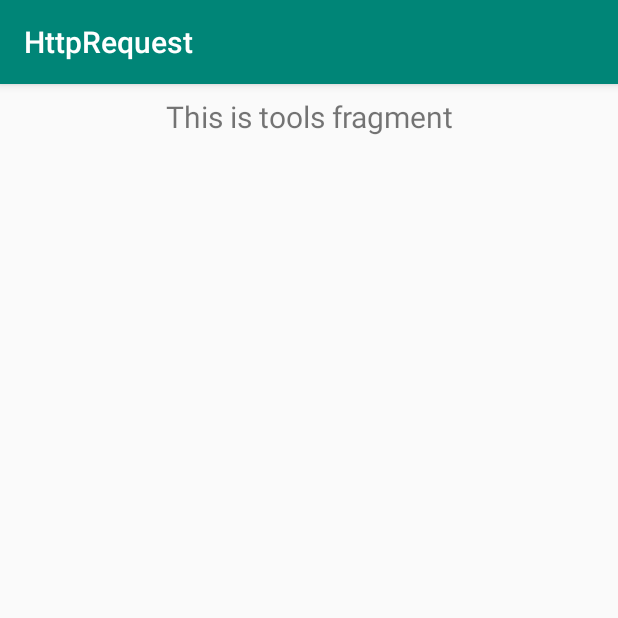
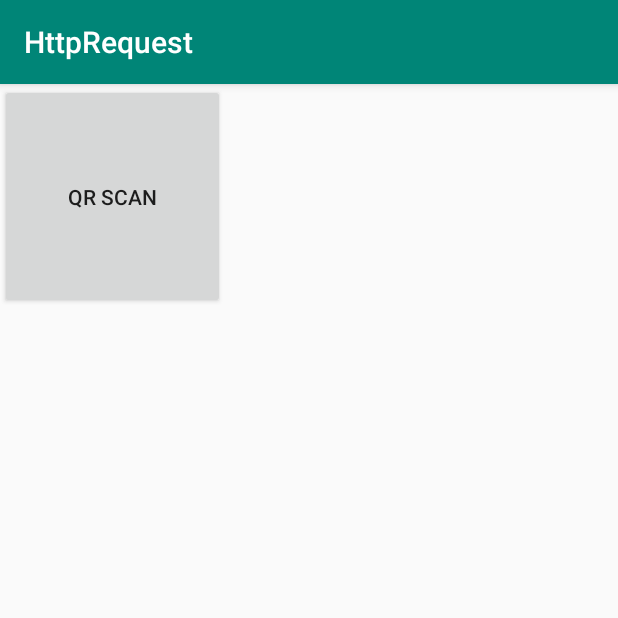
Before and after one commit to mickysara/MyBagProjectApp1, an Android app: the fragment ToolsFragment shown on its own in the app's theme, on a phone screen of 412 x 824 dp, the top half of it. Run offline under Robolectric (Android 15) with nearby library versions, the phone set to English and light mode, and no system bars; libraries missing offline, so code that uses them is left out: me.dm7.barcodescanner.

Commit message:
add scan qr code

```diff
--- a/app/build.gradle
+++ b/app/build.gradle
@@ -17,6 +17,10 @@ android {
             proguardFiles getDefaultProguardFile('proguard-android-optimize.txt'), 'proguard-rules.pro'
         }
     }
+    compileOptions {
+        sourceCompatibility = 1.8
+        targetCompatibility = 1.8
+    }
 }
 
 dependencies {
@@ -33,5 +37,7 @@ dependencies {
     androidTestImplementation 'androidx.test.espresso:espresso-core:3.1.1'
     implementation 'com.loopj.android:android-async-http:1.4.9'
     implementation 'com.google.code.gson:gson:2.8.6'
+    implementation 'com.journeyapps:zxing-android-embedded:3.6.0'
+    implementation 'me.dm7.barcodescanner:zxing:1.9.8'
 
 }
--- a/app/src/main/AndroidManifest.xml
+++ b/app/src/main/AndroidManifest.xml
@@ -3,6 +3,7 @@
     package="com.example.httprequest">
 
     <uses-permission android:name="android.permission.INTERNET" />
+    <uses-permission android:name="android.permission.CAMERA"> </uses-permission>
 
     <application
         android:allowBackup="true"
--- a/app/src/main/java/com/example/httprequest/ui/tools/ToolsFragment.java
+++ b/app/src/main/java/com/example/httprequest/ui/tools/ToolsFragment.java
@@ -1,10 +1,15 @@
 package com.example.httprequest.ui.tools;
 
+import android.app.Activity;
 import android.os.Bundle;
+import android.util.Log;
 import android.view.LayoutInflater;
 import android.view.View;
 import android.view.ViewGroup;
+import android.widget.Button;
 import android.widget.TextView;
+import android.widget.Toast;
+
 
 import androidx.annotation.Nullable;
 import androidx.annotation.NonNull;
@@ -13,23 +18,49 @@ import androidx.lifecycle.Observer;
 import androidx.lifecycle.ViewModelProviders;
 
 import com.example.httprequest.R;
+import com.google.zxing.Result;
+
+import me.dm7.barcodescanner.zxing.ZXingScannerView;
+
 
 public class ToolsFragment extends Fragment {
+    private ZXingScannerView zXingScannerView;
+    @Override
+    public void onActivityCreated(@Nullable Bundle savedInstanceState) {
 
-    private ToolsViewModel toolsViewModel;
+        super.onActivityCreated(savedInstanceState);
 
-    public View onCreateView(@NonNull LayoutInflater inflater,
-                             ViewGroup container, Bundle savedInstanceState) {
-        toolsViewModel =
-                ViewModelProviders.of(this).get(ToolsViewModel.class);
-        View root = inflater.inflate(R.layout.fragment_tools, container, false);
-        final TextView textView = root.findViewById(R.id.text_tools);
-        toolsViewModel.getText().observe(this, new Observer<String>() {
+        Button button = getView().findViewById(R.id.btnQRscan);
+        button.setOnClickListener(new View.OnClickListener() {
             @Override
-            public void onChanged(@Nullable String s) {
-                textView.setText(s);
+            public void onClick(View v) {
+
+                zXingScannerView = new ZXingScannerView(getActivity());
+                getActivity().setContentView(zXingScannerView);
+                zXingScannerView.startCamera();
+
+                zXingScannerView.setResultHandler(new ZXingScannerView.ResultHandler() {
+                    @Override
+                    public void handleResult(Result result) {
+
+                        zXingScannerView.stopCamera();
+                        getActivity().setContentView(R.layout.activity_tool);
+                        String resultString = result.getText().toString();
+                        Toast.makeText(getActivity(), "QR code = " + resultString,
+                                Toast.LENGTH_LONG).show();
+                        Log.d("12MarchV1", "QR code ==> " + resultString);
+                        getActivity().getSupportFragmentManager().beginTransaction()
+                                .replace(R.id.contentMainFragment, new ToolsFragment()).commit();
+                    }
+                });
+
             }
         });
-        return root;
+    }
+    @Nullable
+    @Override
+    public View onCreateView(LayoutInflater inflater, @Nullable ViewGroup container, @Nullable Bundle savedInstanceState) {
+        View view = inflater.inflate(R.layout.fragment_tools, container, false);
+        return view;
     }
 }
--- a/app/src/main/res/layout/fragment_tools.xml
+++ b/app/src/main/res/layout/fragment_tools.xml
@@ -1,6 +1,7 @@
 <?xml version="1.0" encoding="utf-8"?>
 <androidx.constraintlayout.widget.ConstraintLayout xmlns:android="http://schemas.android.com/apk/res/android"
     xmlns:app="http://schemas.android.com/apk/res-auto"
+    xmlns:tools="http://schemas.android.com/tools"
     android:layout_width="match_parent"
     android:layout_height="match_parent">
 
@@ -16,4 +17,14 @@
         app:layout_constraintEnd_toEndOf="parent"
         app:layout_constraintStart_toStartOf="parent"
         app:layout_constraintTop_toTopOf="parent" />
+
+    <Button
+        android:id="@+id/btnQRscan"
+        android:layout_width="150dp"
+        android:layout_height="150dp"
+        android:layout_centerInParent="true"
+        android:text="QR Scan"
+        tools:layout_editor_absoluteX="112dp"
+        tools:layout_editor_absoluteY="290dp" />
+
 </androidx.constraintlayout.widget.ConstraintLayout>
```
Also changed, not shown: app/src/main/java/com/example/httprequest/ui/tools/ToolActivity.java (added, +22 -0 lines), app/src/main/res/layout/activity_tool.xml (added, +14 -0 lines).
